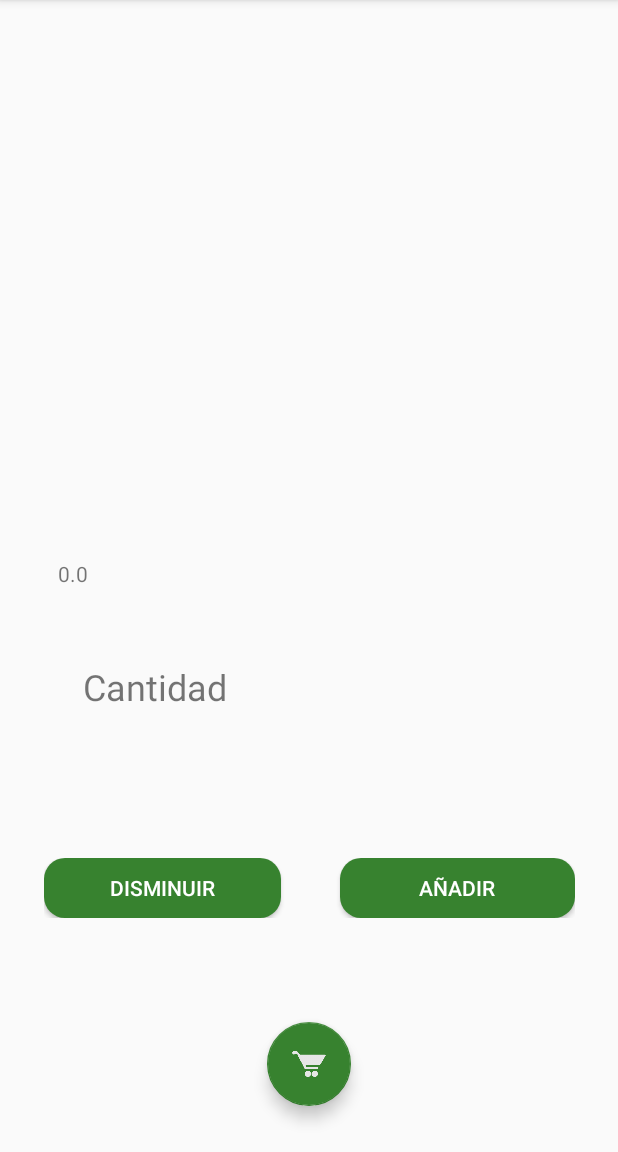
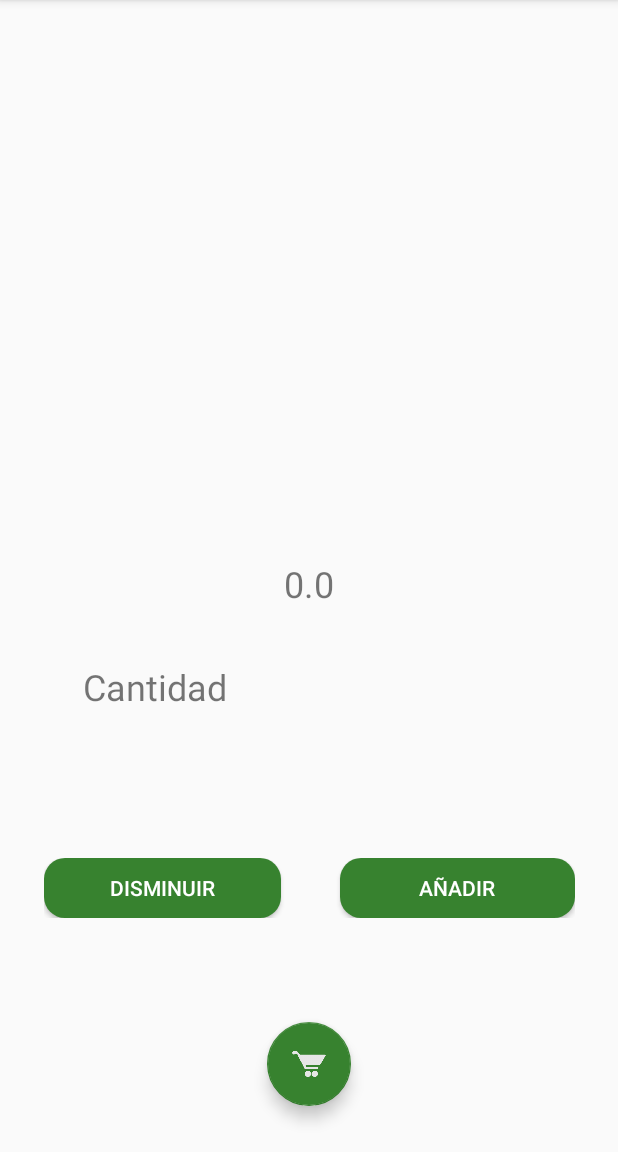
Before and after one commit to AlexAdriano1618/AppComida, an Android app: the DetalleMenu screen opened directly, with no data from a screen before it, on a phone screen of 412 x 824 dp, the part 84-1236 px from its top. Run offline under Robolectric (Android 15) with nearby library versions, the phone set to English and light mode, and no system bars; 1 statement that could not run was skipped.

Commit message:
pasarPrecio2

```diff
--- a/app/src/main/res/layout/activity_detalle_menu.xml
+++ b/app/src/main/res/layout/activity_detalle_menu.xml
@@ -47,7 +47,10 @@
         <TextView
             android:id="@+id/txtPrecio"
             android:layout_width="match_parent"
-            android:layout_height="30dp" />
+            android:layout_height="30dp"
+            android:gravity="center"
+            android:text="$"
+            android:textSize="24sp" />
 
     </LinearLayout>
 
```
